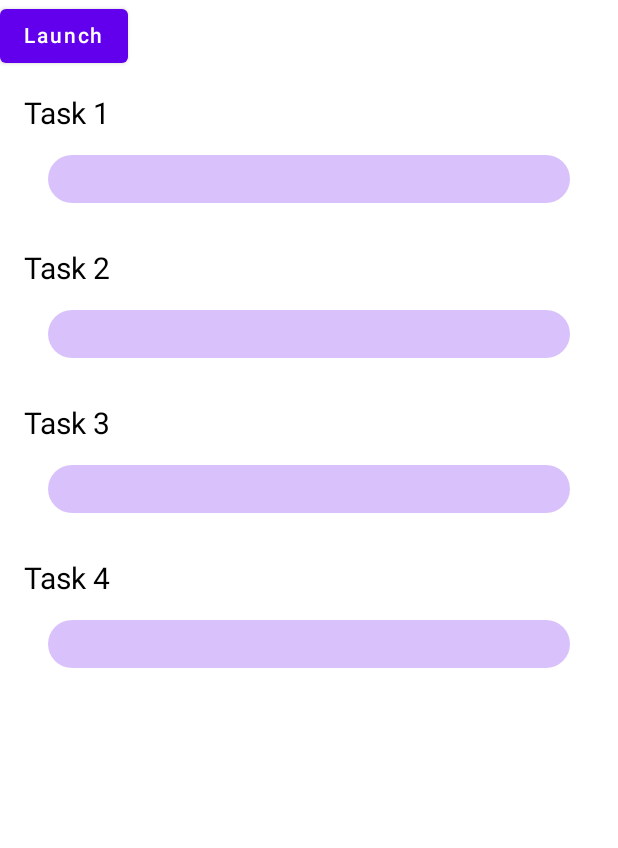
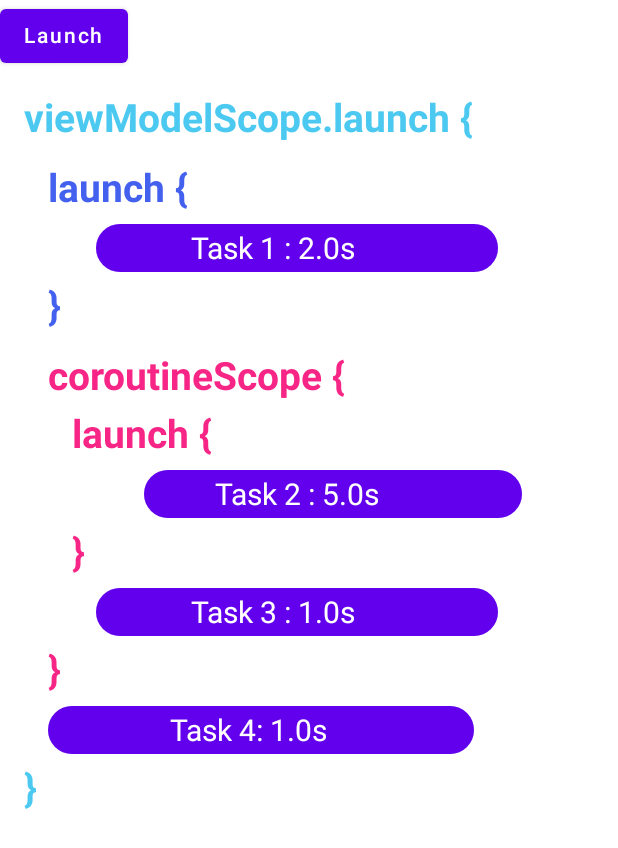
Before and after one commit to nsmirosh/Interactive-Android-Concepts, an Android app built with Jetpack Compose: the @Preview function CoroutineScopeScreenPreview, on a phone screen of 412 x 824 dp. Shown: the top 848 px of the screen. Run offline under Robolectric (Android 15) with nearby library versions, the light colour scheme and no system bars; network calls fail.

Commit message:
Finished with the coroutine scope exercise for the most part

```diff
--- a/app/src/main/java/nick/mirosh/androidsamples/ui/coroutines/coroutine_scope/CoroutineScopeScreen.kt
+++ b/app/src/main/java/nick/mirosh/androidsamples/ui/coroutines/coroutine_scope/CoroutineScopeScreen.kt
@@ -1,14 +1,16 @@
 package nick.mirosh.androidsamples.ui.coroutines.coroutine_scope
 
+import android.graphics.Color.parseColor
 import androidx.compose.animation.core.FastOutSlowInEasing
 import androidx.compose.animation.core.animateFloatAsState
 import androidx.compose.animation.core.tween
+import androidx.compose.foundation.background
+import androidx.compose.foundation.layout.Box
 import androidx.compose.foundation.layout.Column
-import androidx.compose.foundation.layout.Row
-import androidx.compose.foundation.layout.Spacer
 import androidx.compose.foundation.layout.fillMaxWidth
 import androidx.compose.foundation.layout.height
 import androidx.compose.foundation.layout.padding
+import androidx.compose.foundation.layout.width
 import androidx.compose.foundation.shape.RoundedCornerShape
 import androidx.compose.material.Button
 import androidx.compose.material.ButtonDefaults
@@ -23,13 +25,23 @@ import androidx.compose.ui.Alignment
 import androidx.compose.ui.Modifier
 import androidx.compose.ui.draw.clip
 import androidx.compose.ui.graphics.Color
+import androidx.compose.ui.text.font.FontWeight.Companion.Bold
 import androidx.compose.ui.tooling.preview.Preview
+import androidx.compose.ui.unit.Dp
 import androidx.compose.ui.unit.dp
 import androidx.compose.ui.unit.sp
 import androidx.hilt.navigation.compose.hiltViewModel
 import androidx.lifecycle.compose.collectAsStateWithLifecycle
 import nick.mirosh.androidsamples.ui.theme.MyApplicationTheme
 
+
+val firstLevelIndent = 16.dp
+val secondLevelIndent = 32.dp
+val thirdLevelIndent = 48.dp
+
+const val firstLevelColor = "#4cc9f0"
+const val secondLevelColor = "#f72585"
+const val thirdLevelColor = "#4361ee"
 
 @Composable
 fun CoroutineScopeScreen(
@@ -56,28 +68,99 @@ fun CoroutineScopeScreen(
             }) {
             Text(if (coroutineScopeLaunched) "Launched" else "Launch")
         }
-        ProgressBarWithLabel(
-            modifier = Modifier.padding(16.dp),
-            progress = task1Updates,
-            label = "Task 1",
+        Text(
+            modifier = Modifier.padding(start = firstLevelIndent, top = 16.dp),
+            fontSize = 26.sp,
+            fontWeight = Bold,
+            color = Color(parseColor(firstLevelColor)),
+            text = "viewModelScope.launch {"
+        )
+        Text(
+            modifier = Modifier.padding(start = secondLevelIndent, top = 16.dp),
+            fontSize = 26.sp,
+            fontWeight = Bold,
+            color = Color(parseColor(thirdLevelColor)),
+            text = "launch {"
         )
         ProgressBarWithLabel(
-            modifier = Modifier.padding(16.dp),
-            progress = task2Updates,
-            label = "Task 2",
+            modifier = Modifier.padding(start = secondLevelIndent),
+            progress = task1Updates.first,
+            label = task1Updates.second
+        )
+        Text(
+            modifier = Modifier.padding(start = secondLevelIndent),
+            fontSize = 26.sp,
+            fontWeight = Bold,
+            color = Color(parseColor(thirdLevelColor)),
+            text = "}"
+        )
+        Text(
+            modifier = Modifier.padding(start = secondLevelIndent, top = 16.dp),
+            fontSize = 26.sp,
+            fontWeight = Bold,
+            color = Color(parseColor(secondLevelColor)),
+            text = "coroutineScope {"
+        )
+        Text(
+            modifier = Modifier.padding(start = thirdLevelIndent, top = 8.dp),
+            fontSize = 26.sp,
+            fontWeight = Bold,
+            color = Color(parseColor(secondLevelColor)),
+            text = "launch {"
         )
         ProgressBarWithLabel(
-            modifier = Modifier.padding(16.dp),
-            progress = task3Updates,
-            label = "Task 3",
+            modifier = Modifier.padding(start = thirdLevelIndent),
+            progress = task2Updates.first,
+            label = task2Updates.second
+        )
+        Text(
+            modifier = Modifier.padding(start = thirdLevelIndent),
+            fontSize = 26.sp,
+            fontWeight = Bold,
+            color = Color(parseColor(secondLevelColor)),
+            text = "}"
         )
         ProgressBarWithLabel(
-
-            modifier = Modifier.padding(16.dp),
-            progress = task4Updates,
-            label = "Task 4",
+            modifier = Modifier.padding(start = secondLevelIndent),
+            progress = task3Updates.first,
+            label = task3Updates.second
+        )
+        Text(
+            modifier = Modifier.padding(start = secondLevelIndent),
+            fontSize = 26.sp,
+            fontWeight = Bold,
+            color = Color(parseColor(secondLevelColor)),
+            text = "}"
+        )
+        ProgressBarWithLabel(
+            modifier = Modifier.padding(start = firstLevelIndent),
+            progress = task4Updates.first,
+            label = task4Updates.second
+        )
+        Text(
+            modifier = Modifier.padding(start = firstLevelIndent),
+            fontSize = 26.sp,
+            fontWeight = Bold,
+            color = Color(parseColor(firstLevelColor)),
+            text = "}"
         )
     }
+}
+
+@Composable
+fun CodeText(
+    modifier: Modifier = Modifier,
+    indentDp: Dp,
+    color: String,
+    text: String,
+) {
+    Text(
+        modifier = Modifier.padding(start = indentDp),
+        fontSize = 26.sp,
+        fontWeight = Bold,
+        color = Color(parseColor(color)),
+        text = text
+    )
 }
 
 
@@ -87,24 +170,25 @@ fun ProgressBarWithLabel(
     progress: Float,
     label: String,
 ) {
-    Column {
-        Spacer(modifier = Modifier.height(16.dp))
+    Box(
+        modifier = modifier
+            .padding(end = 16.dp)
+            .width(300.dp)
+            .height(48.dp),
+        contentAlignment = Alignment.Center
+    )
+    {
+        ProgressBar(
+            modifier = modifier
+                .fillMaxWidth(),
+            progress = progress
+        )
         Text(
-            modifier = Modifier
-                .padding(horizontal = 16.dp),
+            modifier = Modifier,
             text = label,
+            color = Color.White,
             fontSize = 20.sp
         )
-        Row(
-            modifier = Modifier.fillMaxWidth(),
-            verticalAlignment = Alignment.CenterVertically
-        ) {
-            ProgressBar(
-                modifier = modifier
-                    .weight(2f / 3f),
-                progress = progress
-            )
-        }
     }
 }
 
@@ -114,7 +198,6 @@ fun ProgressBar(
     modifier: Modifier = Modifier,
     progress: Float,
 ) {
-
     val progressAnimDuration = 300
     val progressAnimation by animateFloatAsState(
         targetValue = progress,
@@ -127,7 +210,6 @@ fun ProgressBar(
     LinearProgressIndicator(
         progress = progressAnimation,
         modifier = modifier
-            .padding(horizontal = 16.dp)
             .height(32.dp)
             .clip(RoundedCornerShape(16.dp))
     )
@@ -139,7 +221,6 @@ fun ProgressBar(
 fun ProgressBarWithCancelPreview() {
     MyApplicationTheme {
         ProgressBarWithLabel(
-            modifier = Modifier.padding(16.dp),
             progress = 0.5f,
             label = "Deferred 1",
         )
@@ -151,6 +232,8 @@ fun ProgressBarWithCancelPreview() {
 @Composable
 fun CoroutineScopeScreenPreview() {
     MyApplicationTheme {
-        CoroutineScopeScreen()
+        Box(modifier = Modifier.background(Color.White)) {
+            CoroutineScopeScreen()
+        }
     }
 }
--- a/app/src/main/java/nick/mirosh/androidsamples/ui/coroutines/coroutine_scope/CoroutineScopeViewModel.kt
+++ b/app/src/main/java/nick/mirosh/androidsamples/ui/coroutines/coroutine_scope/CoroutineScopeViewModel.kt
@@ -1,5 +1,6 @@
 package nick.mirosh.androidsamples.ui.coroutines.coroutine_scope
 
+import android.util.Log
 import androidx.lifecycle.ViewModel
 import androidx.lifecycle.viewModelScope
 import kotlinx.coroutines.coroutineScope
@@ -7,47 +8,55 @@ import kotlinx.coroutines.delay
 import kotlinx.coroutines.flow.MutableStateFlow
 import kotlinx.coroutines.flow.asStateFlow
 import kotlinx.coroutines.launch
-import nick.mirosh.androidsamples.ui.coroutines.runUpdatesIn
 
-const val updateSpeed = 300L
 
 class CoroutineScopeViewModel : ViewModel() {
 
-
-    //TODO refactor to use 1 flow
-    private val _task1Flow = MutableStateFlow(0f)
+    private val _task1Flow = MutableStateFlow(Pair(1f, "Task 1 : 2.0s"))
     val task1Flow = _task1Flow.asStateFlow()
 
-    private val _task2Flow = MutableStateFlow(0f)
+    private val _task2Flow = MutableStateFlow(Pair(1f, "Task 2 : 5.0s"))
     val task2Flow = _task2Flow.asStateFlow()
 
-    private val _task3Flow = MutableStateFlow(0f)
+    private val _task3Flow = MutableStateFlow(Pair(1f, "Task 3 : 1.0s"))
     val task3Flow = _task3Flow.asStateFlow()
 
-    private val _task4Flow = MutableStateFlow(0f)
+    private val _task4Flow = MutableStateFlow(Pair(1f, "Task 4: 1.0s"))
     val task4Flow = _task4Flow.asStateFlow()
 
     fun onCoroutineScopeClicked() {
         viewModelScope.launch {
             launch {
-                delay(200L)
+                sendTimeUpdatesInto(_task1Flow, 3000L, 1)
                 println("Task 1")
-                runUpdatesIn(_task1Flow, updateSpeed)
             }
 
             coroutineScope {
                 launch {
-                    delay(500L)
+                    sendTimeUpdatesInto(_task2Flow, 4000L, 2)
                     println("Task 2")
-                    runUpdatesIn(_task2Flow, updateSpeed)
                 }
-                delay(100L)
+                sendTimeUpdatesInto(_task3Flow, 2000L, 3)
                 println("Task 3")
-                runUpdatesIn(_task3Flow, updateSpeed)
             }
 
+            sendTimeUpdatesInto(_task4Flow, 2000L, 4)
             println("Task 4")
-            runUpdatesIn(_task4Flow, updateSpeed)
+        }
+    }
+
+    private suspend fun sendTimeUpdatesInto(
+        flow: MutableStateFlow<Pair<Float, String>>,
+        delay: Long,
+        taskNo: Int = 0
+    ) {
+        for (i in (delay / 100).toInt() downTo 0) {
+            Log.d(
+                "CoroutineScopeViewModel",
+                "sendTimeUpdatesInto: $${i.toFloat() / (delay / 100)} i = $i"
+            )
+            flow.value = Pair(i.toFloat() / (delay / 100), "Task $taskNo : ${i / 10},${i % 10}s")
+            delay(100)
         }
     }
 }
```
